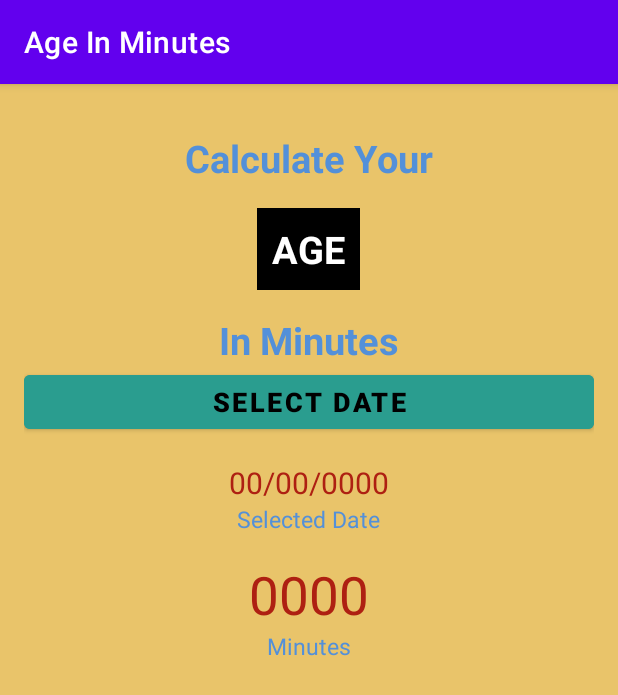
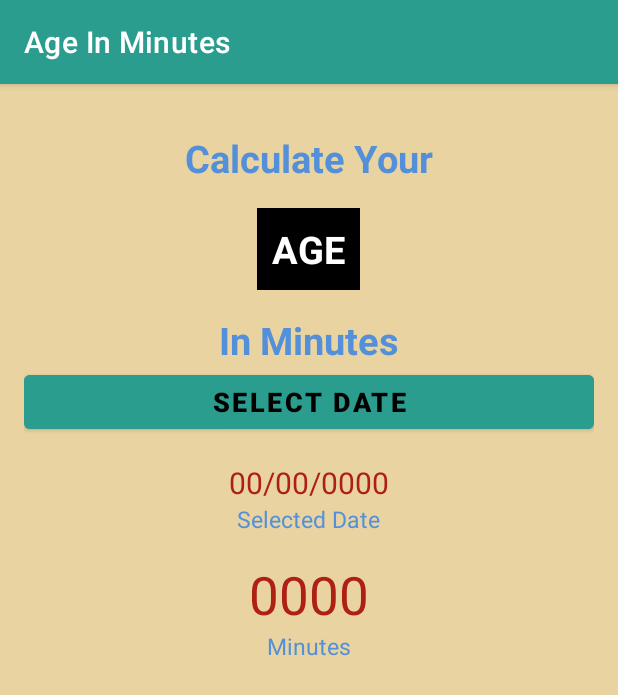
Before and after one commit to DevanshuChauhan1999/AgeInMinutes, an Android app: the screen it shows after launch (MainActivity), on a phone screen of 412 x 824 dp. Shown: the top 695 px of the screen. Run offline under Robolectric (Android 15) with nearby library versions, the phone set to English and light mode, and no system bars.

Commit message:
layout complete

```diff
--- a/app/src/main/java/com/example/ageinminutes/MainActivity.kt
+++ b/app/src/main/java/com/example/ageinminutes/MainActivity.kt
@@ -2,10 +2,18 @@ package com.example.ageinminutes
 
 import androidx.appcompat.app.AppCompatActivity
 import android.os.Bundle
+import android.widget.Button
+import android.widget.Toast
 
 class MainActivity : AppCompatActivity() {
     override fun onCreate(savedInstanceState: Bundle?) {
         super.onCreate(savedInstanceState)
         setContentView(R.layout.activity_main)
+
+        val btnDatePicker: Button = findViewById(R.id.btnDatePicker)
+        btnDatePicker.setOnClickListener {
+            Toast.makeText(this, "button date picker displayed",Toast.LENGTH_SHORT).show()
+        }
+
     }
 }
--- a/app/src/main/res/layout/activity_main.xml
+++ b/app/src/main/res/layout/activity_main.xml
@@ -42,7 +42,7 @@
         android:textStyle="bold"
         />
     <Button
-        android:id="@+id/button3"
+        android:id="@+id/btnDatePicker"
         android:layout_width="match_parent"
         android:layout_height="wrap_content"
         android:backgroundTint="@color/bgBtn"
--- a/app/src/main/res/values-night/themes.xml
+++ b/app/src/main/res/values-night/themes.xml
@@ -2,8 +2,8 @@
     <!-- Base application theme. -->
     <style name="Theme.AgeInMinutes" parent="Theme.MaterialComponents.DayNight.DarkActionBar">
         <!-- Primary brand color. -->
-        <item name="colorPrimary">@color/purple_200</item>
-        <item name="colorPrimaryVariant">@color/purple_700</item>
+        <item name="colorPrimary">@color/bgBtn</item>
+        <item name="colorPrimaryVariant">@color/textRed</item>
         <item name="colorOnPrimary">@color/black</item>
         <!-- Secondary brand color. -->
         <item name="colorSecondary">@color/teal_200</item>
--- a/app/src/main/res/values/colors.xml
+++ b/app/src/main/res/values/colors.xml
@@ -9,6 +9,6 @@
     <color name="white">#FFFFFFFF</color>
     <color name="textRed">#5390d9</color>
     <color name="text2">#ae2012</color>
-    <color name="bgColor">#e9c46a</color>
+    <color name="bgColor">#E9D4A1</color>
     <color name="bgBtn">#2a9d8f</color>
 </resources>
--- a/app/src/main/res/values/themes.xml
+++ b/app/src/main/res/values/themes.xml
@@ -2,8 +2,8 @@
     <!-- Base application theme. -->
     <style name="Theme.AgeInMinutes" parent="Theme.MaterialComponents.DayNight.DarkActionBar">
         <!-- Primary brand color. -->
-        <item name="colorPrimary">@color/purple_500</item>
-        <item name="colorPrimaryVariant">@color/purple_700</item>
+        <item name="colorPrimary">@color/bgBtn</item>
+        <item name="colorPrimaryVariant">@color/textRed</item>
         <item name="colorOnPrimary">@color/white</item>
         <!-- Secondary brand color. -->
         <item name="colorSecondary">@color/teal_200</item>
```
